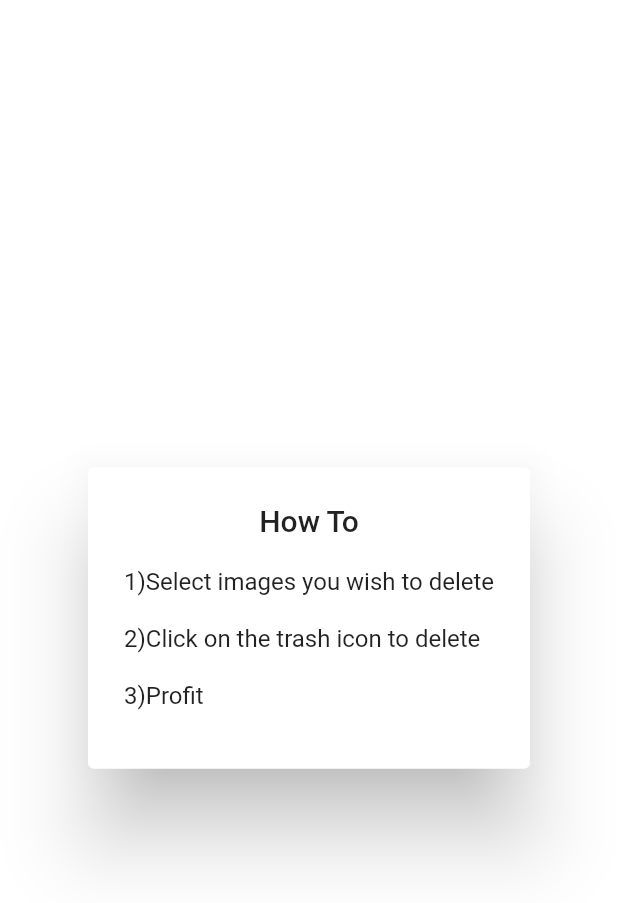
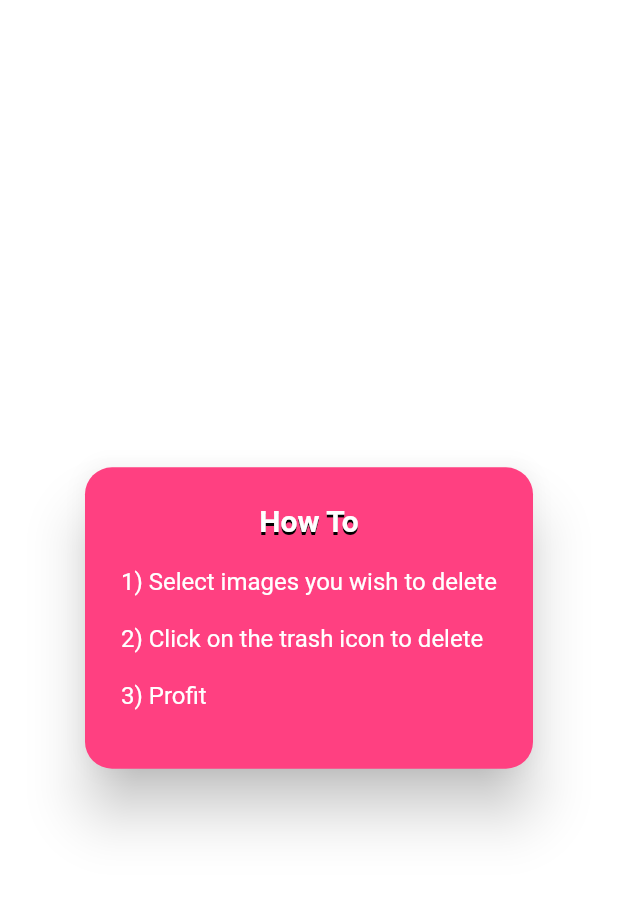
Before and after one commit to TheDechev/PicPick, a Flutter app: the HowToScreen screen opened by its route, on a phone screen of 412 x 824 dp. Shown: the top 903 px of the screen. Run offline on Flutter 3.47's test engine with Material 2 defaults, Android fonts, the phone set to English and light mode, and no system bars; our stand-ins replace badges, bloc, equatable, flutter_bloc, loading_indicator, permission_handler and 1 more; missing offline and left inert: photo_manager; accounts and stored records are empty.

Commit message:
adjust styling for menus

```diff
--- a/lib/screens/gallery_screen.dart
+++ b/lib/screens/gallery_screen.dart
@@ -264,9 +264,10 @@ class _GalleryScreenState extends State<GalleryScreen> {
                 backgroundColor: Colors.pinkAccent,
                 shape: kRoundedShape,
                 title: Center(
-                    child: Text("Select Grid Size",
-                        style: TextStyle(
-                            color: Colors.white, fontWeight: FontWeight.w600))),
+                    child: Text(
+                  "Select Grid Size",
+                  style: kHeaderTextStyle,
+                )),
                 children: [
                   customDialogOption(context, 2),
                   customDialogOption(context, 4),
--- a/lib/screens/how_to_screen.dart
+++ b/lib/screens/how_to_screen.dart
@@ -1,4 +1,5 @@
 import 'package:flutter/material.dart';
+import 'package:picpick/utils/constants.dart';
 
 class HowToScreen extends StatelessWidget {
   static const RouteKey = '/how_to_screen';
@@ -6,15 +7,24 @@ class HowToScreen extends StatelessWidget {
   @override
   Widget build(BuildContext context) {
     return AlertDialog(
+      elevation: 16,
+      backgroundColor: Colors.pinkAccent,
+      shape: kRoundedShape,
       scrollable: false,
-      title: Center(child: Text('How To')),
+      title: Center(
+        child: Text(
+          'How To',
+          style: kHeaderTextStyle,
+        ),
+      ),
       content: Container(
         height: (MediaQuery.of(context).size.height * 0.8) / 6,
-        decoration: BoxDecoration(
-          borderRadius: BorderRadius.all(Radius.circular(20)),
+        child: Text(
+          "1) Select images you wish to delete\n\n"
+          "2) Click on the trash icon to delete\n\n"
+          "3) Profit",
+          style: kBodyTextStyle,
         ),
-        child: Text(
-            "1)Select images you wish to delete\n\n2)Click on the trash icon to delete\n\n3)Profit"),
       ),
     );
   }
--- a/lib/utils/constants.dart
+++ b/lib/utils/constants.dart
@@ -10,3 +10,20 @@ const int kDefaultNumImagesToShow = 4;
 
 const kRoundedShape =
     RoundedRectangleBorder(borderRadius: BorderRadius.all(Radius.circular(18)));
+
+const kRoundedBoxDecoration = BoxDecoration(
+  color: Colors.pinkAccent,
+  borderRadius: BorderRadius.all(Radius.circular(18)),
+);
+
+const kBodyTextStyle = TextStyle(
+  color: Colors.white,
+  fontWeight: FontWeight.w400,
+);
+const kHeaderTextStyle =
+    TextStyle(color: Colors.white, fontWeight: FontWeight.w700, shadows: [
+  Shadow(
+    color: Colors.black,
+    offset: Offset(0, 2),
+  ),
+]);
```
